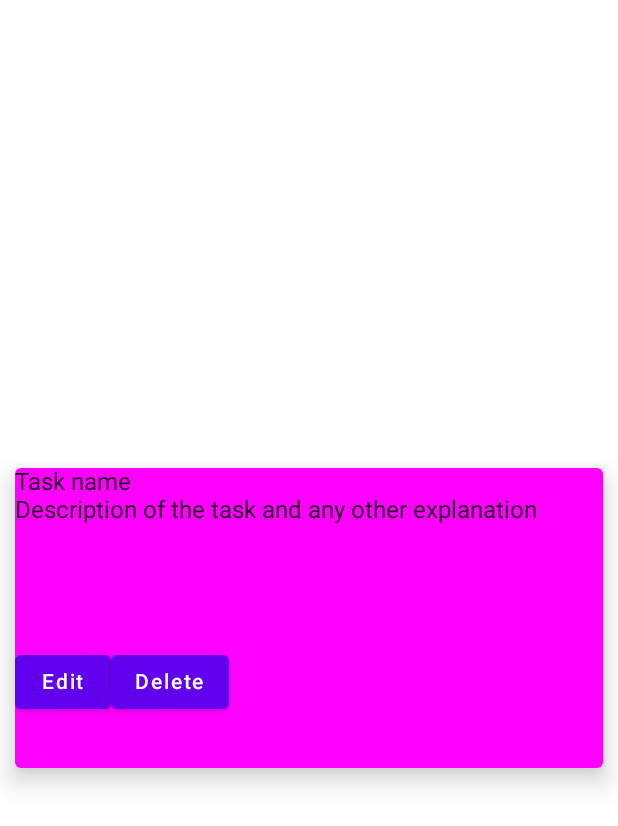
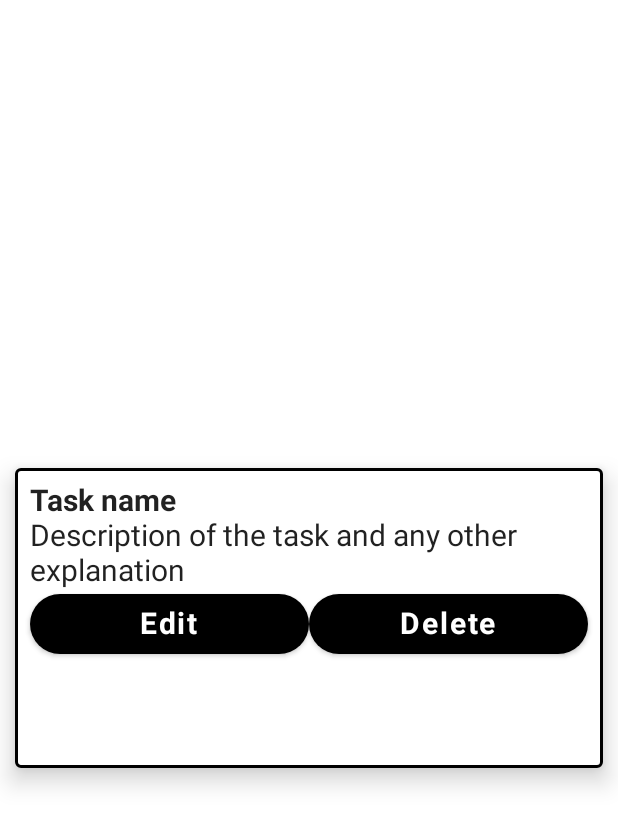
Before and after one commit to dynamic2code/Todo_app, an Android app built with Jetpack Compose: the @Preview function DefaultPreview, on a phone screen of 412 x 824 dp. Shown: the top 826 px of the screen. Run offline under Robolectric (Android 15) with nearby library versions, the phone set to English and light mode, and no system bars.

Commit message:
changes to todo card

```diff
--- /dev/null
+++ b/app/src/main/java/com/example/todoapppractice/Add component.kt
@@ -0,0 +1,8 @@
+package com.example.todoapppractice
+
+import androidx.compose.runtime.Composable
+
+@Composable
+fun Add(){
+
+}
--- a/app/src/main/java/com/example/todoapppractice/MainActivity.kt
+++ b/app/src/main/java/com/example/todoapppractice/MainActivity.kt
@@ -3,7 +3,8 @@ package com.example.todoapppractice
 import android.os.Bundle
 import androidx.activity.ComponentActivity
 import androidx.activity.compose.setContent
-import androidx.compose.foundation.background
+import androidx.compose.foundation.BorderStroke
+import androidx.compose.foundation.layout.Arrangement
 import androidx.compose.foundation.layout.Column
 import androidx.compose.foundation.layout.Row
 import androidx.compose.foundation.layout.fillMaxSize
@@ -11,18 +12,18 @@ import androidx.compose.foundation.layout.fillMaxWidth
 import androidx.compose.foundation.layout.padding
 import androidx.compose.foundation.layout.requiredHeight
 import androidx.compose.foundation.layout.requiredSize
+import androidx.compose.foundation.shape.RoundedCornerShape
 import androidx.compose.material.*
 import androidx.compose.runtime.Composable
-import androidx.compose.runtime.getValue
-import androidx.compose.runtime.mutableStateOf
-import androidx.compose.runtime.remember
 import androidx.compose.ui.Alignment
 import androidx.compose.ui.Modifier
 import androidx.compose.ui.graphics.Color
+import androidx.compose.ui.text.font.FontWeight
 import androidx.compose.ui.tooling.preview.Preview
 import androidx.compose.ui.unit.dp
+import androidx.compose.ui.unit.sp
 import com.example.todoapppractice.ui.theme.TodoApppracticeTheme
-import org.intellij.lang.annotations.JdkConstants.HorizontalAlignment
+
 
 class MainActivity : ComponentActivity() {
     override fun onCreate(savedInstanceState: Bundle?) {
@@ -40,57 +41,3 @@ class MainActivity : ComponentActivity() {
         }
     }
 }
-
-@Composable
-fun ToDo(){
-    Card(
-        elevation = 10.dp,
-        modifier = Modifier.padding(10.dp)
-            .requiredHeight(200.dp),
-        backgroundColor = Color.Magenta
-    ) {
-        Column(
-            modifier = Modifier.fillMaxWidth()
-        ) {
-            Column() {
-                Row() {
-                    Text(text = "Task name")
-//            the todo button
-                }
-            }
-            Column(
-                modifier = Modifier.requiredHeight(100.dp)
-            ) {
-                Text(text = "Description of the task and any other explanation")
-            }
-            Column(
-                verticalAlignment = Alignment.Bottom,
-            ) {
-                Row() {
-                    Button(onClick = { /*TODO*/ }) {
-                        Text(text = "Edit")
-                    }
-                    Button(onClick = { /*TODO*/ }) {
-                        Text(text = "Delete")
-                    }
-                }
-
-            }
-        }
-
-
-    }
-}
-
-@Preview(showBackground = true)
-@Composable
-fun DefaultPreview() {
-    TodoApppracticeTheme {
-        Surface(
-            modifier = Modifier.fillMaxSize(),
-            color = MaterialTheme.colors.background
-        ) {
-            ToDo()
-        }
-    }
-}
--- /dev/null
+++ b/app/src/main/java/com/example/todoapppractice/Todo component.kt
@@ -0,0 +1,102 @@
+package com.example.todoapppractice
+
+import androidx.compose.foundation.BorderStroke
+import androidx.compose.foundation.layout.Arrangement
+import androidx.compose.foundation.layout.Column
+import androidx.compose.foundation.layout.Row
+import androidx.compose.foundation.layout.fillMaxSize
+import androidx.compose.foundation.layout.fillMaxWidth
+import androidx.compose.foundation.layout.padding
+import androidx.compose.foundation.layout.requiredHeight
+import androidx.compose.foundation.shape.RoundedCornerShape
+import androidx.compose.material.Button
+import androidx.compose.material.ButtonDefaults
+import androidx.compose.material.Card
+import androidx.compose.material.MaterialTheme
+import androidx.compose.material.Surface
+import androidx.compose.material.Text
+import androidx.compose.runtime.Composable
+import androidx.compose.ui.Alignment
+import androidx.compose.ui.Modifier
+import androidx.compose.ui.graphics.Color
+import androidx.compose.ui.text.font.FontWeight
+import androidx.compose.ui.tooling.preview.Preview
+import androidx.compose.ui.unit.dp
+import com.example.todoapppractice.ui.theme.TodoApppracticeTheme
+
+@Composable
+fun ToDo(){
+    Card(
+        elevation = 10.dp,
+        modifier = Modifier
+            .padding(10.dp)
+            .requiredHeight(200.dp),
+//        backgroundColor = Color.Magenta,
+        border = BorderStroke(2.dp, Color.Black)
+    ) {
+        Column(
+            modifier = Modifier
+                .fillMaxWidth()
+                .padding(10.dp)
+        ) {
+            Column() {
+                Text(
+                    text = "Task name",
+                    fontSize = MaterialTheme.typography.h6.fontSize,
+                    fontWeight = FontWeight.Bold
+                )
+                Text(
+                    text = "Description of the task and any other explanation ",
+                    fontSize = MaterialTheme.typography.h6.fontSize
+
+                )
+            }
+
+            Row(
+                modifier = Modifier
+                    .weight(1f, false),
+                verticalAlignment = Alignment.CenterVertically,
+                horizontalArrangement = Arrangement.End,
+            ) {
+                Button(
+                    modifier = Modifier.weight(1f),
+                    shape = RoundedCornerShape(50),
+                    colors = ButtonDefaults.buttonColors(backgroundColor = Color.Black),
+                    onClick = { /*TODO*/ }) {
+                    Text(
+                        text = "Edit",
+                        color = Color.White,
+                        fontWeight = FontWeight.Bold,
+                        fontSize = MaterialTheme.typography.h6.fontSize
+                    )
+                }
+                Button(
+                    modifier = Modifier.weight(1f),
+                    shape = RoundedCornerShape(50),
+                    colors = ButtonDefaults.buttonColors(backgroundColor = Color.Black),
+                    onClick = { /*TODO*/ }) {
+                    Text(
+                        text = "Delete",
+                        color = Color.White,
+                        fontWeight = FontWeight.Bold,
+                        fontSize = MaterialTheme.typography.h6.fontSize
+                    )
+                }
+            }
+        }
+
+    }
+}
+@Preview(showBackground = true)
+@Composable
+fun DefaultPreview() {
+    TodoApppracticeTheme {
+        Surface(
+            modifier = Modifier.fillMaxSize(),
+            color = MaterialTheme.colors.background
+        ) {
+            ToDo()
+
+        }
+    }
+}
```
